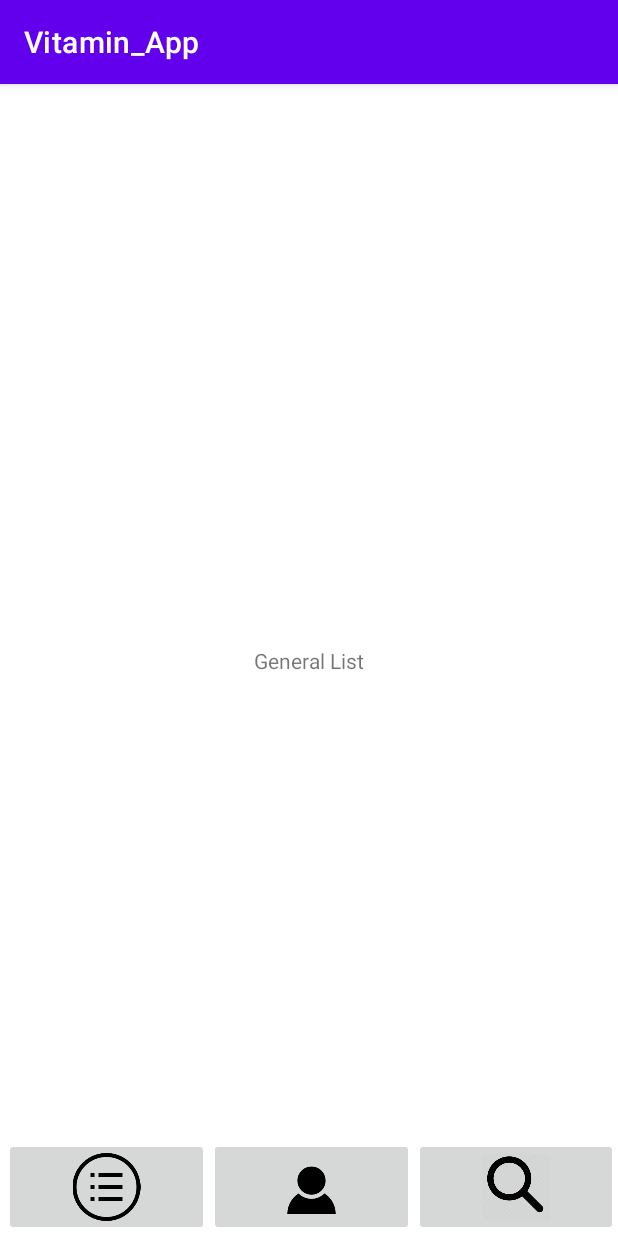
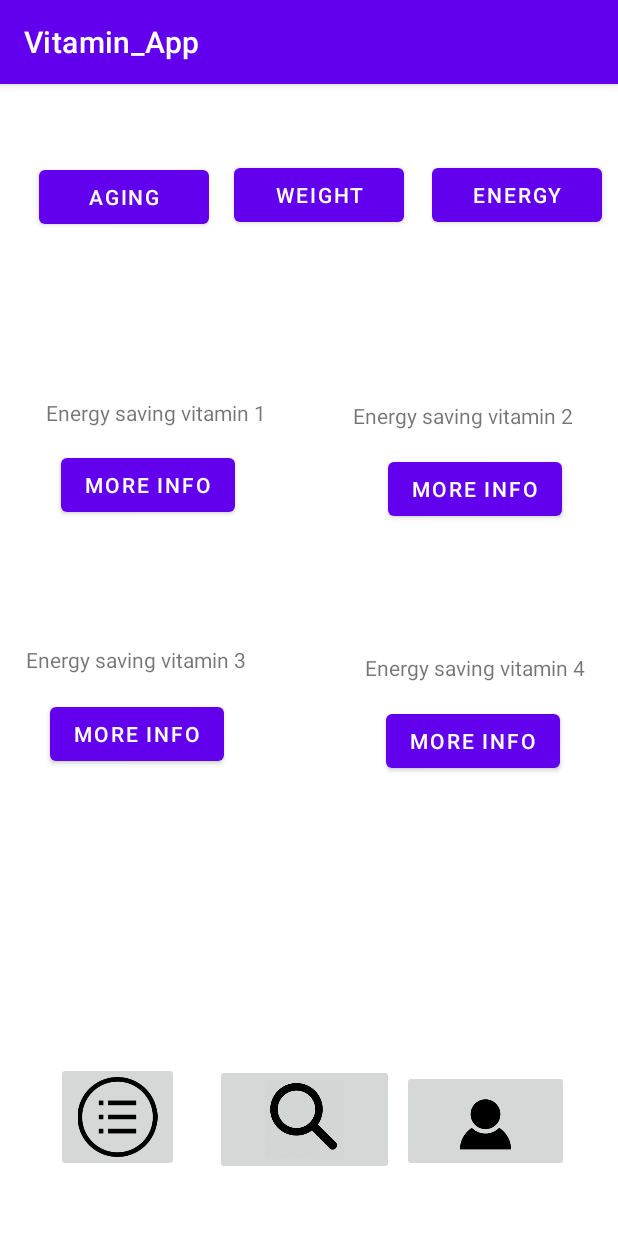
Before and after one commit to CS501Fall2022/Vitamin_App, an Android app: the GeneralListActivity screen opened directly, with no data from a screen before it, on a phone screen of 412 x 824 dp. Run offline under Robolectric (Android 15) with nearby library versions, the phone set to English and light mode, and no system bars; 2 statements that could not run were skipped.

Commit message:
QuickFixList

```diff
--- a/app/build.gradle
+++ b/app/build.gradle
@@ -25,6 +25,7 @@ android {
         sourceCompatibility JavaVersion.VERSION_1_8
         targetCompatibility JavaVersion.VERSION_1_8
     }
+    namespace 'com.example.vitamin_app'
 }
 
 dependencies {
--- a/app/src/main/AndroidManifest.xml
+++ b/app/src/main/AndroidManifest.xml
@@ -1,7 +1,6 @@
 <?xml version="1.0" encoding="utf-8"?>
 <manifest xmlns:android="http://schemas.android.com/apk/res/android"
-    xmlns:tools="http://schemas.android.com/tools"
-    package="com.example.vitamin_app" >
+    xmlns:tools="http://schemas.android.com/tools">
 
     <application
         android:allowBackup="true"
--- a/app/src/main/java/com/example/vitamin_app/GeneralListActivity.java
+++ b/app/src/main/java/com/example/vitamin_app/GeneralListActivity.java
@@ -14,6 +14,8 @@ public class GeneralListActivity extends AppCompatActivity {
     protected void onCreate(Bundle savedInstanceState) {
         super.onCreate(savedInstanceState);
         setContentView(R.layout.activity_general_list);
+
+
 
         ImageButton toHome = (ImageButton) findViewById(R.id.toHome);
         toHome.setOnClickListener(new View.OnClickListener() {
--- /dev/null
+++ b/app/src/main/java/com/example/vitamin_app/QuickFixList.java
@@ -0,0 +1,57 @@
+package com.example.vitamin_app;
+
+import android.content.Intent;
+import android.os.Bundle;
+
+import androidx.fragment.app.Fragment;
+
+import android.view.LayoutInflater;
+import android.view.View;
+import android.view.ViewGroup;
+import android.widget.Button;
+import android.widget.ImageButton;
+
+
+public class QuickFixList extends Fragment {
+    // the fragment initialization parameters, e.g. ARG_ITEM_NUMBER
+//    private static final String ARG_PARAM1 = "param1";
+//    private static final String ARG_PARAM2 = "param2";
+//    private String mParam1;
+//    private String mParam2;
+
+    public QuickFixList() {
+        // Required empty public constructor
+    }
+
+//    public static QuickFixList newInstance(String param1, String param2) {
+//        QuickFixList fragment = new QuickFixList();
+//        Bundle args = new Bundle();
+//        args.putString(ARG_PARAM1, param1);
+//        args.putString(ARG_PARAM2, param2);
+//        fragment.setArguments(args);
+//        return fragment;
+//    }
+
+    @Override
+    public void onCreate(Bundle savedInstanceState) {
+        super.onCreate(savedInstanceState);
+        Button age = (Button) getView().findViewById(R.id.agingButton);
+        age.setOnClickListener(new View.OnClickListener() {
+            @Override
+            public void onClick(View view) {
+//                Intent intent = new Intent(view.getContext(), HomeActivity.class);
+//                intent.addFlags(Intent.FLAG_ACTIVITY_REORDER_TO_FRONT);
+//                view.getContext().startActivity(intent);
+            }
+        });
+
+
+    }
+
+    @Override
+    public View onCreateView(LayoutInflater inflater, ViewGroup container,
+                             Bundle savedInstanceState) {
+        // Inflate the layout for this fragment
+        return inflater.inflate(R.layout.fragment_quick_fix_list, container, false);
+    }
+}
--- /dev/null
+++ b/app/src/main/java/com/example/vitamin_app/QuickFixOptionsEnergy.java
@@ -0,0 +1,44 @@
+package com.example.vitamin_app;
+
+import android.os.Bundle;
+
+import androidx.fragment.app.Fragment;
+
+import android.view.LayoutInflater;
+import android.view.View;
+import android.view.ViewGroup;
+
+public class QuickFixOptionsEnergy extends Fragment {
+
+    // the fragment initialization parameters, e.g. ARG_ITEM_NUMBER
+    private static final String ARG_PARAM1 = "param1";
+    private static final String ARG_PARAM2 = "param2";
+    private String mParam1;
+    private String mParam2;
+
+    public QuickFixOptionsEnergy() {
+        // Required empty public constructor
+    }
+    public static QuickFixOptionsEnergy newInstance(String param1, String param2) {
+        QuickFixOptionsEnergy fragment = new QuickFixOptionsEnergy();
+        Bundle args = new Bundle();
+        args.putString(ARG_PARAM1, param1);
+        args.putString(ARG_PARAM2, param2);
+        fragment.setArguments(args);
+        return fragment;
+    }
+    @Override
+    public void onCreate(Bundle savedInstanceState) {
+        super.onCreate(savedInstanceState);
+        if (getArguments() != null) {
+            mParam1 = getArguments().getString(ARG_PARAM1);
+            mParam2 = getArguments().getString(ARG_PARAM2);
+        }
+    }
+
+    @Override
+    public View onCreateView(LayoutInflater inflater, ViewGroup container,
+                             Bundle savedInstanceState) {
+        return inflater.inflate(R.layout.fragment_quick_fix_options_energy, container, false);
+    }
+}
--- a/app/src/main/res/layout/activity_general_list.xml
+++ b/app/src/main/res/layout/activity_general_list.xml
@@ -1,21 +1,22 @@
 <?xml version="1.0" encoding="utf-8"?>
-<androidx.constraintlayout.widget.ConstraintLayout xmlns:android="http://schemas.android.com/apk/res/android"
+<RelativeLayout xmlns:android="http://schemas.android.com/apk/res/android"
     xmlns:app="http://schemas.android.com/apk/res-auto"
     xmlns:tools="http://schemas.android.com/tools"
     android:layout_width="match_parent"
     android:layout_height="match_parent"
     tools:context=".GeneralListActivity">
 
-    <TextView
-        android:layout_width="wrap_content"
-        android:layout_height="wrap_content"
-        android:text="General List"
-        app:layout_constraintBottom_toBottomOf="parent"
-        app:layout_constraintEnd_toEndOf="parent"
-        app:layout_constraintStart_toStartOf="parent"
-        app:layout_constraintTop_toTopOf="parent" />
+<!--    <TextView-->
+<!--        android:layout_width="wrap_content"-->
+<!--        android:layout_height="wrap_content"-->
+<!--        android:text="General List"-->
+<!--        app:layout_constraintBottom_toBottomOf="parent"-->
+<!--        app:layout_constraintEnd_toEndOf="parent"-->
+<!--        app:layout_constraintStart_toStartOf="parent"-->
+<!--        app:layout_constraintTop_toTopOf="parent" />-->
 
-    <LinearLayout
+   <!-- <LinearLayout
+
         android:layout_width="409dp"
         android:layout_height="65dp"
         android:gravity="center"
@@ -50,6 +51,69 @@
             android:layout_weight="1"
             android:scaleType="fitCenter"
             android:src="@drawable/search_button_icon" />
-    </LinearLayout>
+    </LinearLayout>-->
 
-</androidx.constraintlayout.widget.ConstraintLayout>
+
+    <androidx.fragment.app.FragmentContainerView
+        android:id="@+id/fragmentContainerView2"
+        android:name="com.example.vitamin_app.QuickFixList"
+        android:layout_width="match_parent"
+        android:layout_height="134dp"
+        android:layout_alignParentLeft="true"
+        android:layout_alignParentTop="true"
+        tools:layout="@layout/fragment_quick_fix_list" />
+
+
+    <androidx.fragment.app.FragmentContainerView
+        android:id="@+id/fragmentContainerView"
+        android:name="com.example.vitamin_app.QuickFixOptionsEnergy"
+        android:layout_width="410dp"
+        android:layout_height="354dp"
+        android:layout_alignParentLeft="true"
+        android:layout_alignParentTop="true"
+        android:layout_marginLeft="1dp"
+        android:layout_marginTop="134dp"
+        tools:layout="@layout/fragment_quick_fix_options_energy" />
+
+    <ImageButton
+        android:id="@+id/toList"
+        android:layout_width="82dp"
+        android:layout_height="73dp"
+        android:layout_alignParentLeft="true"
+        android:layout_alignParentTop="true"
+        android:layout_marginLeft="37dp"
+        android:layout_marginTop="652dp"
+        android:layout_weight="1"
+        android:scaleType="fitCenter"
+        android:src="@drawable/list_button_icon"
+        tools:layout_editor_absoluteX="47dp"
+        tools:layout_editor_absoluteY="672dp" />
+
+    <ImageButton
+        android:id="@+id/toHome"
+        android:layout_width="111dp"
+        android:layout_height="68dp"
+        android:layout_alignParentLeft="true"
+        android:layout_alignParentTop="true"
+        android:layout_marginLeft="268dp"
+        android:layout_marginTop="657dp"
+        android:layout_weight="1"
+        android:scaleType="fitCenter"
+        android:src="@drawable/profile_button_icon"
+        tools:layout_editor_absoluteX="142dp"
+        tools:layout_editor_absoluteY="672dp" />
+
+    <ImageButton
+        android:id="@+id/toSearch"
+        android:layout_width="119dp"
+        android:layout_height="74dp"
+        android:layout_alignParentLeft="true"
+        android:layout_alignParentTop="true"
+        android:layout_marginLeft="143dp"
+        android:layout_marginTop="653dp"
+        android:layout_weight="1"
+        android:scaleType="fitCenter"
+        android:src="@drawable/search_button_icon"
+        tools:layout_editor_absoluteX="263dp"
+        tools:layout_editor_absoluteY="672dp" />
+</RelativeLayout>
--- /dev/null
+++ b/app/src/main/res/layout/fragment_quick_fix_list.xml
@@ -0,0 +1,42 @@
+<?xml version="1.0" encoding="utf-8"?>
+<RelativeLayout xmlns:android="http://schemas.android.com/apk/res/android"
+    xmlns:tools="http://schemas.android.com/tools"
+    android:layout_width="match_parent"
+    android:layout_height="match_parent"
+    tools:context=".QuickFixList">
+
+    <!-- TODO: Update blank fragment layout -->
+
+    <Button
+        android:id = "@+id/agingButton"
+        android:layout_width="113dp"
+        android:layout_height="wrap_content"
+        android:layout_alignParentLeft="true"
+        android:layout_alignParentTop="true"
+        android:layout_marginLeft="26dp"
+        android:layout_marginTop="51dp"
+        android:text="Aging" />
+
+    <Button
+        android:layout_width="113dp"
+        android:layout_height="wrap_content"
+        android:layout_alignParentLeft="true"
+        android:layout_alignParentTop="true"
+        android:layout_marginLeft="156dp"
+        android:layout_marginTop="50dp"
+        android:text="Weight" />
+
+    <Button
+        android:layout_width="113dp"
+        android:layout_height="wrap_content"
+        android:layout_alignParentLeft="true"
+        android:layout_alignParentTop="true"
+        android:layout_marginLeft="288dp"
+        android:layout_marginTop="50dp"
+        android:text="Energy" />
+
+    <TextView
+        android:layout_width="match_parent"
+        android:layout_height="match_parent" />
+
+</RelativeLayout>
--- /dev/null
+++ b/app/src/main/res/layout/fragment_quick_fix_options_energy.xml
@@ -0,0 +1,118 @@
+<?xml version="1.0" encoding="utf-8"?>
+<RelativeLayout xmlns:android="http://schemas.android.com/apk/res/android"
+    xmlns:tools="http://schemas.android.com/tools"
+    android:layout_width="match_parent"
+    android:layout_height="match_parent"
+    tools:context=".QuickFixOptionsEnergy">
+
+
+    <!-- Category 1-->
+
+    <ImageView
+        android:layout_width="wrap_content"
+        android:layout_height="wrap_content"
+        android:layout_alignParentLeft="true"
+        android:layout_alignParentTop="true"
+        />
+
+    <!-- Category 2-->
+
+    <TextView
+        android:layout_width="wrap_content"
+        android:layout_height="wrap_content"
+        android:layout_alignParentLeft="true"
+        android:layout_alignParentTop="true"
+        android:layout_marginLeft="29dp"
+
+        android:layout_marginTop="75dp"
+        android:text="Energy saving vitamin 1" />
+
+    <Button
+        android:layout_width="wrap_content"
+        android:layout_height="wrap_content"
+        android:layout_alignParentLeft="true"
+        android:layout_alignParentTop="true"
+        android:layout_marginLeft="39dp"
+        android:layout_marginTop="109dp"
+        android:text="More info" />
+
+    <ImageView
+        android:layout_width="wrap_content"
+        android:layout_height="wrap_content"
+        android:layout_alignParentLeft="true"
+        android:layout_alignParentTop="true"
+
+        />
+
+    <!-- Category 3-->
+
+    <TextView
+        android:layout_width="wrap_content"
+        android:layout_height="wrap_content"
+        android:layout_alignParentLeft="true"
+        android:layout_alignParentTop="true"
+        android:layout_marginLeft="234dp"
+        android:layout_marginTop="77dp"
+        android:text="Energy saving vitamin 2" />
+
+    <Button
+        android:layout_width="wrap_content"
+        android:layout_height="wrap_content"
+        android:layout_alignParentLeft="true"
+        android:layout_alignParentTop="true"
+        android:layout_marginLeft="257dp"
+        android:layout_marginTop="112dp"
+        android:text="More info" />
+
+    <ImageView
+        android:layout_width="wrap_content"
+        android:layout_height="wrap_content"
+        android:layout_alignParentLeft="true"
+        android:layout_alignParentTop="true"/>
+
+    <!-- Category 4-->
+
+    <TextView
+        android:layout_width="wrap_content"
+        android:layout_height="wrap_content"
+        android:layout_alignParentLeft="true"
+        android:layout_alignParentTop="true"
+        android:layout_marginLeft="16dp"
+        android:layout_marginTop="240dp"
+        android:text="Energy saving vitamin 3" />
+
+    <Button
+        android:layout_width="wrap_content"
+        android:layout_height="wrap_content"
+        android:layout_alignParentLeft="true"
+        android:layout_alignParentTop="true"
+        android:layout_marginLeft="32dp"
+        android:layout_marginTop="275dp"
+        android:text="More info" />
+
+    <ImageView
+        android:layout_width="wrap_content"
+        android:layout_height="wrap_content"
+        android:layout_alignParentLeft="true"
+        android:layout_alignParentTop="true"/>
+
+    <TextView
+        android:layout_width="wrap_content"
+        android:layout_height="wrap_content"
+        android:layout_alignParentLeft="true"
+        android:layout_alignParentTop="true"
+        android:layout_marginLeft="242dp"
+
+        android:layout_marginTop="245dp"
+        android:text="Energy saving vitamin 4" />
+
+    <Button
+        android:layout_width="wrap_content"
+        android:layout_height="wrap_content"
+        android:layout_alignParentLeft="true"
+        android:layout_alignParentTop="true"
+        android:layout_marginLeft="256dp"
+        android:layout_marginTop="280dp"
+        android:text="More info" />
+
+</RelativeLayout>
--- a/build.gradle
+++ b/build.gradle
@@ -1,7 +1,7 @@
 // Top-level build file where you can add configuration options common to all sub-projects/modules.
 plugins {
-    id 'com.android.application' version '7.2.2' apply false
-    id 'com.android.library' version '7.2.2' apply false
+    id 'com.android.application' version '7.3.1' apply false
+    id 'com.android.library' version '7.3.1' apply false
 }
 
 task clean(type: Delete) {
```
Also changed, not shown: gradle/wrapper/gradle-wrapper.properties.
